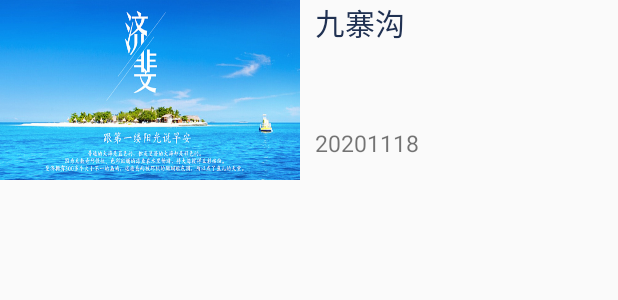
After one commit to yangzhenhe111/travel, an Android app: the layout history_item.xml on its own in the app's theme, with its tools: preview values and no code run, on a phone screen of 412 x 824 dp. The commit adds this screen. Shown: the top 300 px of the screen. Run offline under Robolectric (Android 15) with nearby library versions, the phone set to English and light mode, and no system bars.

Commit message:
提交code

```diff
--- a/app/src/main/AndroidManifest.xml
+++ b/app/src/main/AndroidManifest.xml
@@ -14,6 +14,9 @@
 
     <uses-permission android:name="android.permission.WRITE_EXTERNAL_STORAGE"/>
     <uses-permission android:name="android.permission.CAMERA"/><!-- 获取摄像头，相册 -->
+
+    <uses-permission android:name="android.permission.READ_EXTERNAL_STORAGE"></uses-permission>
+    <uses-permission android:name="android.permission.WRITE_EXTERNAL_STORAGE"></uses-permission>
     <!--
 <uses-permission android:name="android.permission.READ_MEDIA_IMAGES"/>
         <uses-permission android:name="android.permission.READ_MEDIA_VIDEO"/>
--- a/app/src/main/java/cn/Travels_App/persenter/TravelsPersenter.java
+++ b/app/src/main/java/cn/Travels_App/persenter/TravelsPersenter.java
@@ -36,9 +36,7 @@ public class TravelsPersenter extends BasePresenter<Travelsview> {
                     public void onSuccess(HttpResult<List<Travels>> resp) {
                         if (resp.isSuccess()) {
                             //查询成功
-                            System.out.println("spper1");
                             List<Travels> spotsEntites =resp.getData();
-                            System.out.println("spper2");
                             mSpotsView.loadData(spotsEntites);
                         } else {
 
@@ -59,9 +57,7 @@ public class TravelsPersenter extends BasePresenter<Travelsview> {
                     public void onSuccess(HttpResult<List<Travels>> resp) {
                         if (resp.isSuccess()) {
                             //查询成功
-                            System.out.println("spper3");
                             List<Travels> spotsEntites =resp.getData();
-                            System.out.println("spper4");
                             mSpotsView.loadData(spotsEntites);
                         } else {
 
--- a/app/src/main/java/cn/Travels_App/ui/activity/HistoryActivity.java
+++ b/app/src/main/java/cn/Travels_App/ui/activity/HistoryActivity.java
@@ -37,7 +37,7 @@ public class HistoryActivity extends BaseActivity<HistoryView, HistoryPersenter>
     @Override
     public void initView() {
         initData();
-        TjTravelsAdapter adapter=new TjTravelsAdapter(HistoryActivity.this,R.layout.tjlist_item,histravels);
+        TjTravelsAdapter adapter=new TjTravelsAdapter(HistoryActivity.this,R.layout.history_item,histravels);
         listView.setAdapter(adapter);
         setListViewHeight(listView);
     }
--- a/app/src/main/java/cn/Travels_App/ui/activity/LoginActivity.java
+++ b/app/src/main/java/cn/Travels_App/ui/activity/LoginActivity.java
@@ -96,6 +96,7 @@ public class LoginActivity extends BaseActivity<LoginView,LoginPersenter> implem
 
     //登录系统
     public void loginSys(View view){
+        loginNameEt.setTransformationMethod(null);
         String username = loginNameEt.getText().toString().trim();
         String pwd = loginPwdEt.getText().toString().trim();
         ContentValues values = new ContentValues();
--- a/app/src/main/java/cn/Travels_App/view/Travelsview.java
+++ b/app/src/main/java/cn/Travels_App/view/Travelsview.java
@@ -9,5 +9,5 @@ import cn.Travels_App.model.entity.Travels;
 
 public interface Travelsview extends BaseView {
     void onSuccessData(Map resultMap);
-    public void loadData(List<Travels> spotsList);
+    void loadData(List<Travels> spotsList);
 }
--- a/app/src/main/res/layout/activity_history.xml
+++ b/app/src/main/res/layout/activity_history.xml
@@ -44,6 +44,8 @@
         <LinearLayout
             android:layout_width="match_parent"
             android:layout_height="match_parent"
+            android:layout_marginRight="10dp"
+            android:layout_marginLeft="10dp"
             android:orientation="vertical">
             <LinearLayout
                 android:id="@+id/tjlistView_layout"
--- /dev/null
+++ b/app/src/main/res/layout/history_item.xml
@@ -0,0 +1,52 @@
+<?xml version="1.0" encoding="utf-8"?>
+<LinearLayout
+    xmlns:android="http://schemas.android.com/apk/res/android"
+    android:layout_width="match_parent"
+    android:layout_height="match_parent"
+    android:focusable="false"
+    android:orientation="horizontal"
+    android:background="#FAFAFA">
+
+    <RelativeLayout
+        android:layout_width="match_parent"
+        android:layout_height="match_parent"
+        android:background="#FAFAFA">
+        <ImageView
+            android:id="@+id/tjspots_image"
+            android:layout_width="200dp"
+            android:layout_height="120dp"
+            android:scaleType="fitXY"
+            android:focusable="false"
+            android:src="@drawable/lb1">
+        </ImageView>
+        <RelativeLayout
+            android:id="@+id/his_right"
+            android:layout_width="wrap_content"
+            android:layout_toRightOf="@+id/tjspots_image"
+            android:layout_marginLeft="10dp"
+            android:layout_height="120dp">
+
+            <TextView
+                android:id="@+id/tjspots_name"
+                android:layout_width="match_parent"
+                android:layout_height="85dp"
+                android:inputType="textMultiLine"
+                android:text="九寨沟"
+                android:textColor="#203152"
+                android:textSize="20sp"
+                >
+            </TextView>
+            <TextView
+                android:id="@+id/tjspots_createTime"
+                android:layout_width="match_parent"
+                android:layout_height="30dp"
+                android:text="20201118"
+                android:textSize="15sp"
+                android:layout_marginBottom="5dp"
+                android:layout_alignParentBottom="true"
+                >
+            </TextView>
+
+        </RelativeLayout>
+    </RelativeLayout>
+</LinearLayout>
--- a/app/src/main/res/layout/travels_frgm.xml
+++ b/app/src/main/res/layout/travels_frgm.xml
@@ -48,10 +48,12 @@
                 android:columnWidth="200dp"
                 android:stretchMode="spacingWidthUniform"
                 android:verticalSpacing="10dp"
+                android:horizontalSpacing="10dp"
                 android:numColumns="2"
                 android:scrollbarAlwaysDrawHorizontalTrack="true"
                 android:scrollbarAlwaysDrawVerticalTrack="true"
-                android:scrollbars="horizontal|vertical" />
+                android:scrollbars="horizontal|vertical"
+                />
 
         </LinearLayout>
 
--- a/app/src/main/res/xml/network_security_config.xml
+++ b/app/src/main/res/xml/network_security_config.xml
@@ -1,9 +1,10 @@
 <?xml version="1.0" encoding="utf-8"?>
 <network-security-config>
-    <domain-config>
+    <base-config cleartextTrafficPermitted="true" />
+    <!--<domain-config>
         <domain includeSubdomains="true">secure.example.com</domain> //这里配置域名，用你的TSP网站域名
         <trust-anchors>
             <certificates src="user"/>
         </trust-anchors>
-    </domain-config>
+    </domain-config>-->
 </network-security-config>
```
Also changed, not shown: app/src/main/java/cn/Travels_App/common/Constants.java (+6 -2 lines), app/src/main/java/cn/Travels_App/network/APIService.java (+11 -17 lines), app/src/main/java/cn/Travels_App/ui/adapter/TjTravelsAdapter.java (+5 -6 lines), app/src/main/java/cn/Travels_App/ui/fragment/WriteFragment.java (+11 -2 lines), app/src/main/res/layout/activity_login.xml (+5 -6 lines), app/src/main/res/layout/write_fragment.xml (+56 -33 lines).
